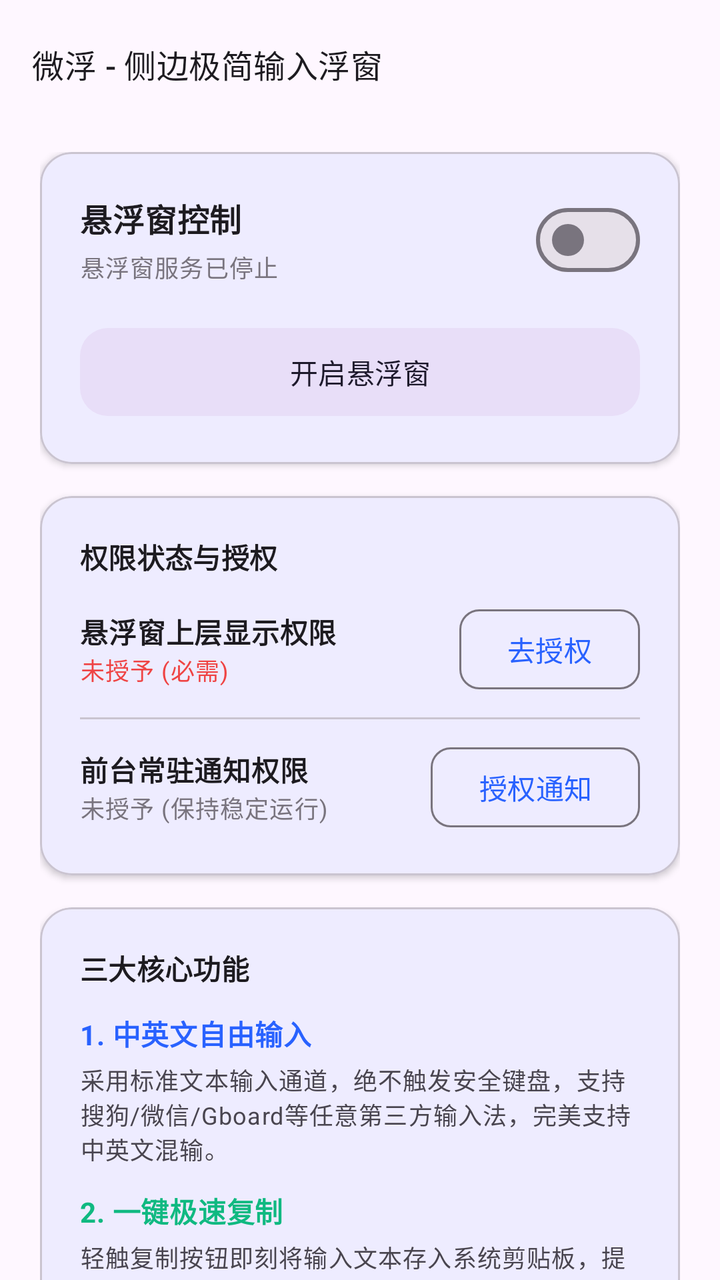
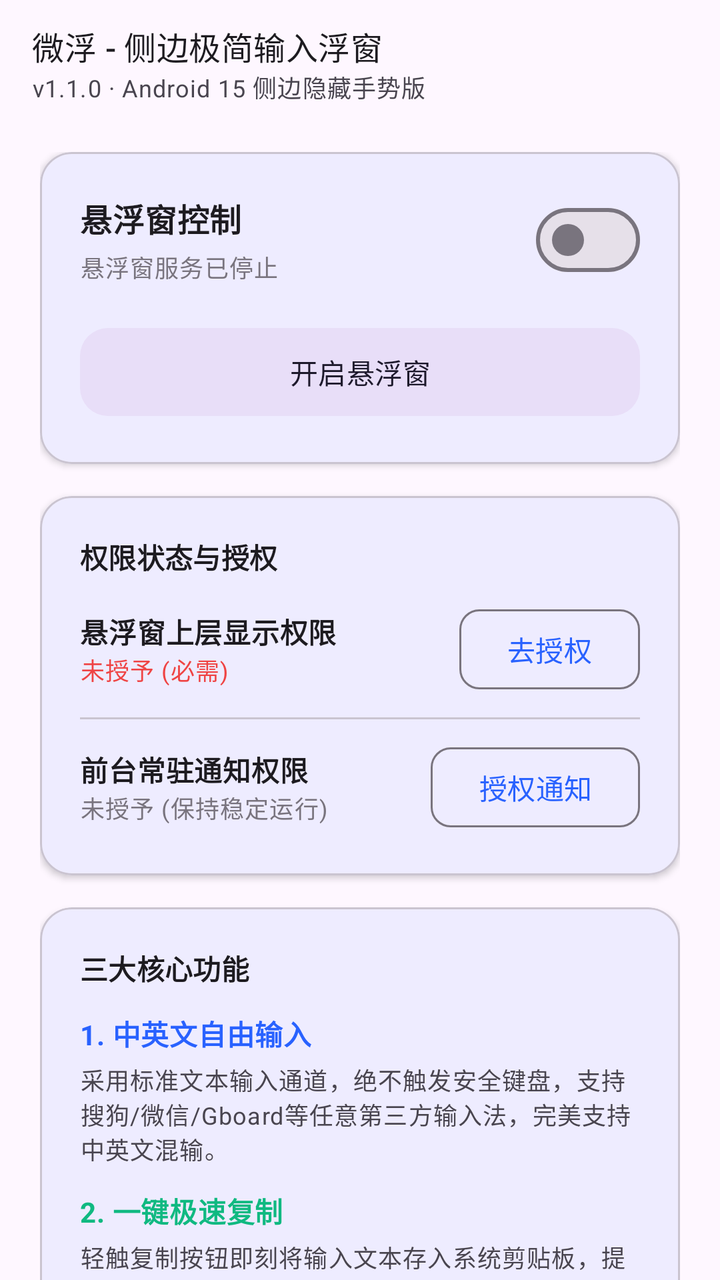

Screens rendered from an Android XML layout before and after an edit, with the pre-edit source and the edit as a unified diff.
<!-- AndroidManifest.xml: activity theme Theme.FloatInput -->
<!-- res/layout/activity_main.xml -->
<?xml version="1.0" encoding="utf-8"?>
<androidx.coordinatorlayout.widget.CoordinatorLayout xmlns:android="http://schemas.android.com/apk/res/android"
    xmlns:app="http://schemas.android.com/apk/res-auto"
    xmlns:tools="http://schemas.android.com/tools"
    android:id="@+id/mainCoordinator"
    android:layout_width="match_parent"
    android:layout_height="match_parent"
    android:background="?android:attr/colorBackground"
    android:fitsSystemWindows="true"
    tools:context=".MainActivity">

    <com.google.android.material.appbar.AppBarLayout
        android:layout_width="match_parent"
        android:layout_height="wrap_content"
        android:background="@android:color/transparent"
        app:elevation="0dp">

        <com.google.android.material.appbar.MaterialToolbar
            android:id="@+id/topToolbar"
            android:layout_width="match_parent"
            android:layout_height="?attr/actionBarSize"
            app:title="@string/app_name_full"
            app:titleTextAppearance="@style/TextAppearance.Material3.TitleMedium" />
    </com.google.android.material.appbar.AppBarLayout>

    <androidx.core.widget.NestedScrollView
        android:layout_width="match_parent"
        android:layout_height="match_parent"
        android:clipToPadding="false"
        android:paddingBottom="48dp"
        app:layout_behavior="@string/appbar_scrolling_view_behavior">

        <LinearLayout
            android:layout_width="match_parent"
            android:layout_height="wrap_content"
            android:orientation="vertical"
            android:paddingHorizontal="20dp"
            android:paddingVertical="12dp">

            
            
            <com.google.android.material.card.MaterialCardView
                android:id="@+id/cardCrashReport"
                android:layout_width="match_parent"
                android:layout_height="wrap_content"
                android:layout_marginBottom="16dp"
                android:visibility="gone"
                app:cardBackgroundColor="#1AEF4444"
                app:cardCornerRadius="16dp"
                app:cardElevation="2dp"
                app:strokeColor="#EF4444"
                app:strokeWidth="1.5dp">

                <LinearLayout
                    android:layout_width="match_parent"
                    android:layout_height="wrap_content"
                    android:orientation="vertical"
                    android:padding="16dp">

                    <TextView
                        android:layout_width="wrap_content"
                        android:layout_height="wrap_content"
                        android:text="⚠️ 捕获到运行异常日志"
                        android:textAppearance="@style/TextAppearance.Material3.TitleSmall"
                        android:textColor="#EF4444"
                        android:textStyle="bold" />

                    <TextView
                        android:id="@+id/tvCrashContent"
                        android:layout_width="match_parent"
                        android:layout_height="wrap_content"
                        android:layout_marginTop="8dp"
                        android:background="#1A000000"
                        android:fontFamily="monospace"
                        android:maxLines="6"
                        android:padding="8dp"
                        android:textAppearance="@style/TextAppearance.Material3.BodySmall"
                        android:textColor="#CCEF4444"
                        android:textSize="11sp" />

                    <LinearLayout
                        android:layout_width="match_parent"
                        android:layout_height="wrap_content"
                        android:layout_marginTop="10dp"
                        android:orientation="horizontal">

                        <com.google.android.material.button.MaterialButton
                            android:id="@+id/btnCopyCrash"
                            style="@style/Widget.Material3.Button.TonalButton"
                            android:layout_width="0dp"
                            android:layout_height="wrap_content"
                            android:layout_weight="1"
                            android:text="复制报错日志"
                            app:cornerRadius="10dp" />

                        <com.google.android.material.button.MaterialButton
                            android:id="@+id/btnClearCrash"
                            style="@style/Widget.Material3.Button.OutlinedButton"
                            android:layout_width="wrap_content"
                            android:layout_height="wrap_content"
                            android:layout_marginStart="8dp"
                            android:text="清除"
                            app:cornerRadius="10dp" />
                    </LinearLayout>
                </LinearLayout>
            </com.google.android.material.card.MaterialCardView>

            <com.google.android.material.card.MaterialCardView
                android:layout_width="match_parent"
                android:layout_height="wrap_content"
                android:layout_marginBottom="16dp"
                app:cardCornerRadius="16dp"
                app:cardElevation="2dp"
                app:strokeWidth="1dp"
                app:strokeColor="?attr/colorOutlineVariant">

                <LinearLayout
                    android:layout_width="match_parent"
                    android:layout_height="wrap_content"
                    android:orientation="vertical"
                    android:padding="20dp">

                    <LinearLayout
                        android:layout_width="match_parent"
                        android:layout_height="wrap_content"
                        android:gravity="center_vertical"
                        android:orientation="horizontal">

                        <LinearLayout
                            android:layout_width="0dp"
                            android:layout_height="wrap_content"
                            android:layout_weight="1"
                            android:orientation="vertical">

                            <TextView
                                android:layout_width="wrap_content"
                                android:layout_height="wrap_content"
                                android:text="@string/card_service_control_title"
                                android:textAppearance="@style/TextAppearance.Material3.TitleMedium"
                                android:textStyle="bold" />

                            <TextView
                                android:id="@+id/tvServiceStatus"
                                android:layout_width="wrap_content"
                                android:layout_height="wrap_content"
                                android:layout_marginTop="4dp"
                                android:text="@string/status_stopped"
                                android:textAppearance="@style/TextAppearance.Material3.BodySmall"
                                android:textColor="?attr/colorOutline" />
                        </LinearLayout>

                        <com.google.android.material.materialswitch.MaterialSwitch
                            android:id="@+id/switchService"
                            android:layout_width="wrap_content"
                            android:layout_height="wrap_content" />
                    </LinearLayout>

                    <com.google.android.material.button.MaterialButton
                        android:id="@+id/btnToggleFloating"
                        style="@style/Widget.Material3.Button.TonalButton"
                        android:layout_width="match_parent"
                        android:layout_height="52dp"
                        android:layout_marginTop="16dp"
                        android:text="@string/action_start_service"
                        app:cornerRadius="14dp" />
                </LinearLayout>
            </com.google.android.material.card.MaterialCardView>

            
            <com.google.android.material.card.MaterialCardView
                android:id="@+id/cardPermissions"
                android:layout_width="match_parent"
                android:layout_height="wrap_content"
                android:layout_marginBottom="16dp"
                app:cardCornerRadius="16dp"
                app:cardElevation="2dp"
                app:strokeWidth="1dp"
                app:strokeColor="?attr/colorOutlineVariant">

                <LinearLayout
                    android:layout_width="match_parent"
                    android:layout_height="wrap_content"
                    android:orientation="vertical"
                    android:padding="20dp">

                    <TextView
                        android:layout_width="wrap_content"
                        android:layout_height="wrap_content"
                        android:text="权限状态与授权"
                        android:textAppearance="@style/TextAppearance.Material3.TitleSmall"
                        android:textStyle="bold" />

                    
                    <LinearLayout
                        android:layout_width="match_parent"
                        android:layout_height="wrap_content"
                        android:layout_marginTop="12dp"
                        android:gravity="center_vertical"
                        android:orientation="horizontal">

                        <LinearLayout
                            android:layout_width="0dp"
                            android:layout_height="wrap_content"
                            android:layout_weight="1"
                            android:orientation="vertical">

                            <TextView
                                android:layout_width="wrap_content"
                                android:layout_height="wrap_content"
                                android:text="悬浮窗上层显示权限"
                                android:textAppearance="@style/TextAppearance.Material3.BodyMedium"
                                android:textStyle="bold" />

                            <TextView
                                android:id="@+id/tvOverlayPermStatus"
                                android:layout_width="wrap_content"
                                android:layout_height="wrap_content"
                                android:text="未授予 (必需)"
                                android:textAppearance="@style/TextAppearance.Material3.BodySmall"
                                android:textColor="#EF4444" />
                        </LinearLayout>

                        <com.google.android.material.button.MaterialButton
                            android:id="@+id/btnGrantOverlay"
                            style="@style/Widget.Material3.Button.OutlinedButton"
                            android:layout_width="wrap_content"
                            android:layout_height="wrap_content"
                            android:text="去授权"
                            app:cornerRadius="10dp" />
                    </LinearLayout>

                    <com.google.android.material.divider.MaterialDivider
                        android:layout_width="match_parent"
                        android:layout_height="1dp"
                        android:layout_marginVertical="10dp" />

                    
                    <LinearLayout
                        android:layout_width="match_parent"
                        android:layout_height="wrap_content"
                        android:gravity="center_vertical"
                        android:orientation="horizontal">

                        <LinearLayout
                            android:layout_width="0dp"
                            android:layout_height="wrap_content"
                            android:layout_weight="1"
                            android:orientation="vertical">

                            <TextView
                                android:layout_width="wrap_content"
                                android:layout_height="wrap_content"
                                android:text="前台常驻通知权限"
                                android:textAppearance="@style/TextAppearance.Material3.BodyMedium"
                                android:textStyle="bold" />

                            <TextView
                                android:id="@+id/tvNotifPermStatus"
                                android:layout_width="wrap_content"
                                android:layout_height="wrap_content"
                                android:text="未授予 (保持稳定运行)"
                                android:textAppearance="@style/TextAppearance.Material3.BodySmall"
                                android:textColor="?attr/colorOutline" />
                        </LinearLayout>

                        <com.google.android.material.button.MaterialButton
                            android:id="@+id/btnGrantNotification"
                            style="@style/Widget.Material3.Button.OutlinedButton"
                            android:layout_width="wrap_content"
                            android:layout_height="wrap_content"
                            android:text="授权通知"
                            app:cornerRadius="10dp" />
                    </LinearLayout>
                </LinearLayout>
            </com.google.android.material.card.MaterialCardView>

            
            <com.google.android.material.card.MaterialCardView
                android:layout_width="match_parent"
                android:layout_height="wrap_content"
                android:layout_marginBottom="16dp"
                app:cardCornerRadius="16dp"
                app:cardElevation="2dp"
                app:strokeWidth="1dp"
                app:strokeColor="?attr/colorOutlineVariant">

                <LinearLayout
                    android:layout_width="match_parent"
                    android:layout_height="wrap_content"
                    android:orientation="vertical"
                    android:padding="20dp">

                    <TextView
                        android:layout_width="wrap_content"
                        android:layout_height="wrap_content"
                        android:text="@string/card_features_title"
                        android:textAppearance="@style/TextAppearance.Material3.TitleSmall"
                        android:textStyle="bold" />

                    
                    <TextView
                        android:layout_width="wrap_content"
                        android:layout_height="wrap_content"
                        android:layout_marginTop="12dp"
                        android:text="@string/feat_1_title"
                        android:textAppearance="@style/TextAppearance.Material3.BodyMedium"
                        android:textColor="?attr/colorPrimary"
                        android:textStyle="bold" />

                    <TextView
                        android:layout_width="wrap_content"
                        android:layout_height="wrap_content"
                        android:layout_marginTop="4dp"
                        android:text="@string/feat_1_desc"
                        android:textAppearance="@style/TextAppearance.Material3.BodySmall"
                        android:textColor="?attr/colorOnSurfaceVariant" />

                    
                    <TextView
                        android:layout_width="wrap_content"
                        android:layout_height="wrap_content"
                        android:layout_marginTop="12dp"
                        android:text="@string/feat_2_title"
                        android:textAppearance="@style/TextAppearance.Material3.BodyMedium"
                        android:textColor="#10B981"
                        android:textStyle="bold" />

                    <TextView
                        android:layout_width="wrap_content"
                        android:layout_height="wrap_content"
                        android:layout_marginTop="4dp"
                        android:text="@string/feat_2_desc"
                        android:textAppearance="@style/TextAppearance.Material3.BodySmall"
                        android:textColor="?attr/colorOnSurfaceVariant" />

                    
                    <TextView
                        android:layout_width="wrap_content"
                        android:layout_height="wrap_content"
                        android:layout_marginTop="12dp"
                        android:text="@string/feat_3_title"
                        android:textAppearance="@style/TextAppearance.Material3.BodyMedium"
                        android:textColor="#EF4444"
                        android:textStyle="bold" />

                    <TextView
                        android:layout_width="wrap_content"
                        android:layout_height="wrap_content"
                        android:layout_marginTop="4dp"
                        android:text="@string/feat_3_desc"
                        android:textAppearance="@style/TextAppearance.Material3.BodySmall"
                        android:textColor="?attr/colorOnSurfaceVariant" />

                    
                    <TextView
                        android:layout_width="wrap_content"
                        android:layout_height="wrap_content"
                        android:layout_marginTop="12dp"
                        android:text="@string/feat_edge_title"
                        android:textAppearance="@style/TextAppearance.Material3.BodyMedium"
                        android:textColor="#0284C7"
                        android:textStyle="bold" />

                    <TextView
                        android:layout_width="wrap_content"
                        android:layout_height="wrap_content"
                        android:layout_marginTop="4dp"
                        android:text="@string/feat_edge_desc"
                        android:textAppearance="@style/TextAppearance.Material3.BodySmall"
                        android:textColor="?attr/colorOnSurfaceVariant" />
                </LinearLayout>
            </com.google.android.material.card.MaterialCardView>

            
            <com.google.android.material.card.MaterialCardView
                android:layout_width="match_parent"
                android:layout_height="wrap_content"
                app:cardCornerRadius="16dp"
                app:cardElevation="2dp"
                app:strokeWidth="1dp"
                app:strokeColor="?attr/colorOutlineVariant">

                <LinearLayout
                    android:layout_width="match_parent"
                    android:layout_height="wrap_content"
                    android:orientation="vertical"
                    android:padding="20dp">

                    <TextView
                        android:layout_width="wrap_content"
                        android:layout_height="wrap_content"
                        android:text="下拉通知栏快捷开关 (Tile)"
                        android:textAppearance="@style/TextAppearance.Material3.TitleSmall"
                        android:textStyle="bold" />

                    <TextView
                        android:layout_width="wrap_content"
                        android:layout_height="wrap_content"
                        android:layout_marginTop="6dp"
                        android:text="已内置 Android 15 原生快捷图块，在系统控制中心中编辑添加「极简悬浮输入」，即可在任意界面单手下拉一键呼出或收起浮窗！"
                        android:textAppearance="@style/TextAppearance.Material3.BodySmall"
                        android:textColor="?attr/colorOnSurfaceVariant" />
                </LinearLayout>
            </com.google.android.material.card.MaterialCardView>

        </LinearLayout>
    </androidx.core.widget.NestedScrollView>

</androidx.coordinatorlayout.widget.CoordinatorLayout>
<!-- resources referenced by this layout -->
<resources>
  <string name="action_start_service">开启悬浮窗</string>
  <string name="app_name_full">微浮 - 侧边极简输入浮窗</string>
  <string name="card_features_title">三大核心功能</string>
  <string name="card_service_control_title">悬浮窗控制</string>
  <string name="feat_1_desc">采用标准文本输入通道，绝不触发安全键盘，支持搜狗/微信/Gboard等任意第三方输入法，完美支持中英文混输。</string>
  <string name="feat_1_title">1. 中英文自由输入</string>
  <string name="feat_2_desc">轻触复制按钮即刻将输入文本存入系统剪贴板，提供清脆触感反馈与平滑动画。</string>
  <string name="feat_2_title">2. 一键极速复制</string>
  <string name="feat_3_desc">一键重置当前输入栏文本，光标自动归位，高效省心。</string>
  <string name="feat_3_title">3. 一键快速清空</string>
  <string name="feat_edge_desc">点击顶栏折叠按钮或拖动至屏幕边缘，浮窗即可吸附为极简胶囊把手，不阻挡屏幕背景操作；轻触把手立即展开。</string>
  <string name="feat_edge_title">侧边栏贴边模式</string>
  <string name="status_stopped">悬浮窗服务已停止</string>
  <style name="Theme.FloatInput" parent="Theme.Material3.DayNight.NoActionBar">
          
          <item name="android:statusBarColor">@android:color/transparent</item>
          <item name="android:navigationBarColor">@android:color/transparent</item>
          <item name="android:windowLightStatusBar">true</item>
          <item name="android:windowLightNavigationBar">true</item>
  
          
          <item name="colorPrimary">@color/primary</item>
          <item name="colorOnPrimary">@color/on_primary</item>
          <item name="colorPrimaryContainer">@color/primary_container</item>
          <item name="colorOnPrimaryContainer">@color/on_primary_container</item>
  
          <item name="android:fontFamily">sans-serif</item>
      </style>
  <color name="primary">#2962FF</color>
  <color name="on_primary">#FFFFFF</color>
  <color name="primary_container">#D9E2FF</color>
  <color name="on_primary_container">#001945</color>
</resources>

<!-- the commit's change to res/layout/activity_main.xml (unified diff, before → after) -->
@@ -20,7 +20,9 @@
             android:layout_width="match_parent"
             android:layout_height="?attr/actionBarSize"
             app:title="@string/app_name_full"
-            app:titleTextAppearance="@style/TextAppearance.Material3.TitleMedium" />
+            app:subtitle="v1.1.0 · Android 15 侧边隐藏手势版"
+            app:titleTextAppearance="@style/TextAppearance.Material3.TitleMedium"
+            app:subtitleTextAppearance="@style/TextAppearance.Material3.BodySmall" />
     </com.google.android.material.appbar.AppBarLayout>
 
     <androidx.core.widget.NestedScrollView
<!-- resource entries referenced after the edit -->
@@ -10,8 +10,8 @@
   <string name="feat_2_title">2. 一键极速复制</string>
   <string name="feat_3_desc">一键重置当前输入栏文本，光标自动归位，高效省心。</string>
   <string name="feat_3_title">3. 一键快速清空</string>
-  <string name="feat_edge_desc">点击顶栏折叠按钮或拖动至屏幕边缘，浮窗即可吸附为极简胶囊把手，不阻挡屏幕背景操作；轻触把手立即展开。</string>
-  <string name="feat_edge_title">侧边栏贴边模式</string>
+  <string name="feat_edge_desc">浮窗可半隐形吸附于屏幕左/右边框，收起时伴随微光脉冲呼吸灯提示停靠位置；需要输入时，直接从边框把手向屏幕内划动（或轻触）即可瞬间滑出输入面板，绝不回弹！</string>
+  <string name="feat_edge_title">侧边栏贴边隐形与向内划动手势</string>
   <string name="status_stopped">悬浮窗服务已停止</string>
   <style name="Theme.FloatInput" parent="Theme.Material3.DayNight.NoActionBar">
           
